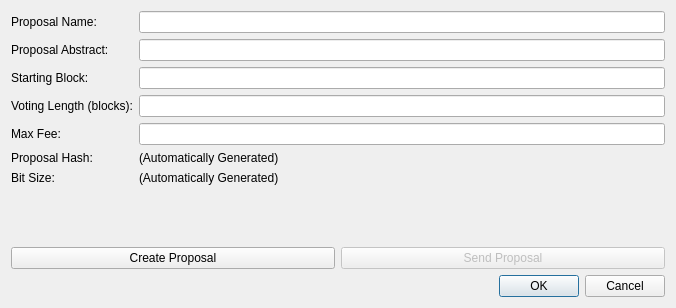
Above: src/qt/forms/createproposaldialog.ui from hyperstake/HyperStake before the change. Below: the same form after it.
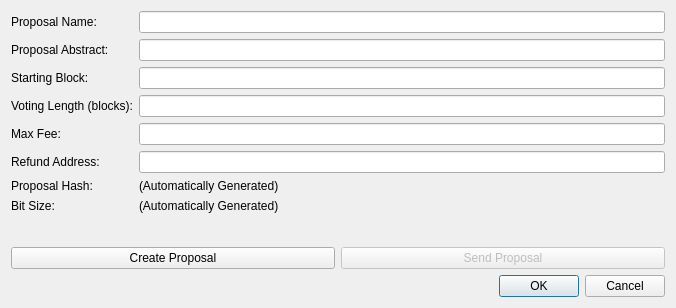
That is the form after the change.

Commit message: updated ui and rpc call for creating proposal

```diff
--- a/src/qt/forms/createproposaldialog.ui
+++ b/src/qt/forms/createproposaldialog.ui
@@ -66,34 +66,44 @@
      <item row="4" column="1">
       <widget class="QLineEdit" name="lineEdit_Max_Fee"/>
      </item>
-     <item row="7" column="0">
+     <item row="8" column="0">
       <widget class="QLabel" name="label_Hash">
        <property name="text">
         <string>Proposal Hash:</string>
        </property>
       </widget>
      </item>
-     <item row="7" column="1">
+     <item row="8" column="1">
       <widget class="QLabel" name="label_Hash_result">
        <property name="text">
         <string>(Automatically Generated)</string>
        </property>
       </widget>
      </item>
-     <item row="8" column="0">
+     <item row="9" column="0">
       <widget class="QLabel" name="label_Size">
        <property name="text">
         <string>Bit Size:</string>
        </property>
       </widget>
      </item>
-     <item row="8" column="1">
+     <item row="9" column="1">
       <widget class="QLabel" name="label_Size_result">
        <property name="text">
         <string>(Automatically Generated)</string>
        </property>
       </widget>
      </item>
+     <item row="5" column="0">
+      <widget class="QLabel" name="label_Refund_Address">
+       <property name="text">
+        <string>Refund Address:</string>
+       </property>
+      </widget>
+     </item>
+     <item row="5" column="1">
+      <widget class="QLineEdit" name="lineEdit_Refund_Address"/>
+     </item>
     </layout>
    </item>
    <item>
```
The commit also changes 3 other files.
